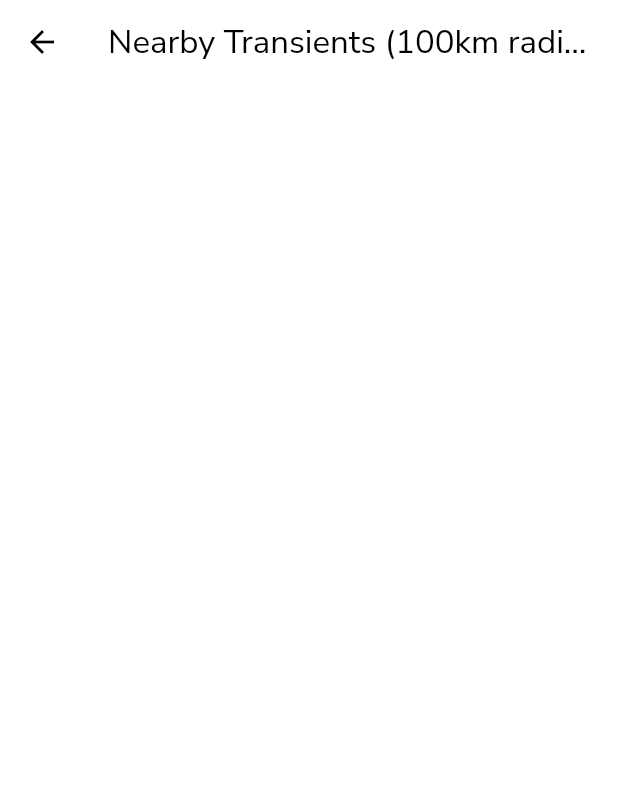
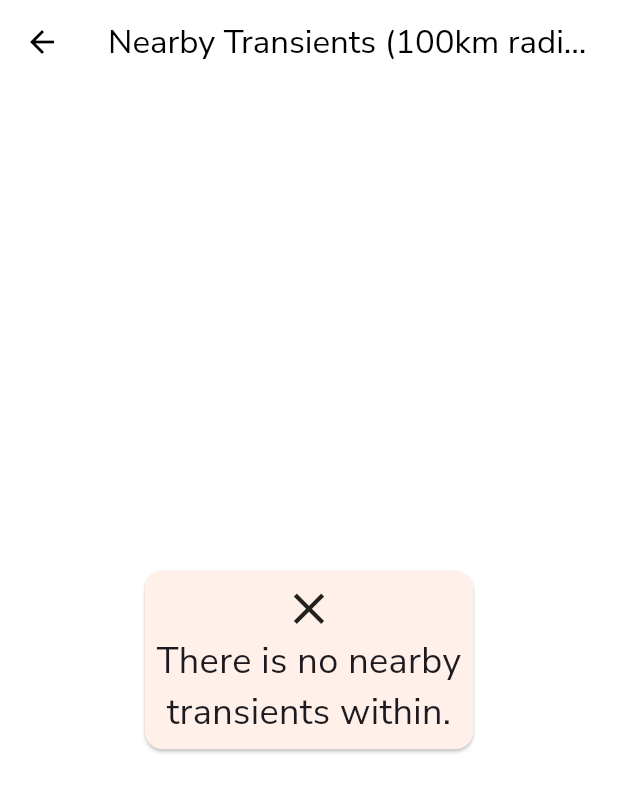
Before and after one commit to nel777/telenant, a Flutter app: the NearMeWidget screen opened directly with empty values, on a phone screen of 412 x 824 dp. Shown: the top 792 px of the screen. Run offline on Flutter 3.47's test engine with Material 3 defaults, Android fonts, the phone set to English and light mode, and no system bars; our stand-ins replace cached_network_image, carousel_slider, cloud_firestore, firebase_auth, firebase_core, firebase_storage and 8 more; missing offline and left inert: animated_rating_stars, latlng, map, textfield_search; accounts and stored records are empty.

```diff
--- a/lib/home/components/near_me_widgets.dart
+++ b/lib/home/components/near_me_widgets.dart
@@ -13,7 +13,28 @@ class NearMeWidget extends StatelessWidget {
       appBar: AppBar(
         title: Text('Nearby Transients (100km radius)'),
       ),
-      body: ListView.builder(
+      body: data.isEmpty
+          ? Center(
+              child: Card(
+                  child: Padding(
+                padding: const EdgeInsets.all(8.0),
+                child: Column(
+                  mainAxisSize: MainAxisSize.min,
+                  children: [
+                    Icon(
+                      Icons.clear,
+                      size: 35,
+                    ),
+                    Text(
+                      'There is no nearby\ntransients within.',
+                      textAlign: TextAlign.center,
+                      style: TextStyle(fontSize: 24),
+                    ),
+                  ],
+                ),
+              )),
+            )
+          : ListView.builder(
               shrinkWrap: true,
               physics: const NeverScrollableScrollPhysics(),
               // gridDelegate: const SliverGridDelegateWithMaxCrossAxisExtent(
@@ -45,16 +66,19 @@ class NearMeWidget extends StatelessWidget {
                         elevation: 5.0,
                         shape: OutlineInputBorder(
                             borderRadius: BorderRadius.circular(5),
-                        borderSide: const BorderSide(style: BorderStyle.none)),
-                    child:
-                        Row(mainAxisSize: MainAxisSize.min, children: <Widget>[
+                            borderSide:
+                                const BorderSide(style: BorderStyle.none)),
+                        child: Row(
+                            mainAxisSize: MainAxisSize.min,
+                            children: <Widget>[
                               ClipRRect(
                                   borderRadius: BorderRadius.circular(5),
                                   child: SizedBox(
                                       height: 100,
                                       width: 100,
                                       child: Image.network(
-                                data[index]['data']['cover_page'].toString(),
+                                        data[index]['data']['cover_page']
+                                            .toString(),
                                         fit: BoxFit.cover,
                                       ))),
                               Padding(
@@ -66,17 +90,20 @@ class NearMeWidget extends StatelessWidget {
                                     Text(
                                       data[index]['data']['name'].toString(),
                                       style: TextStyle(
-                                  fontSize: 18, fontWeight: FontWeight.bold),
+                                          fontSize: 18,
+                                          fontWeight: FontWeight.bold),
                                     ),
                                     Text(
-                              data[index]['data']['location'].toString(),
+                                      data[index]['data']['location']
+                                          .toString(),
                                       overflow: TextOverflow.ellipsis,
                                       softWrap: true,
                                     ),
                                     Divider(),
                                     Text(
                                       data[index]['data']['type'].toString(),
-                              style: TextStyle(fontWeight: FontWeight.w600),
+                                      style: TextStyle(
+                                          fontWeight: FontWeight.w600),
                                     ),
                                   ],
                                 ),
--- a/lib/home/homepage.dart
+++ b/lib/home/homepage.dart
@@ -10,6 +10,7 @@ import 'package:telenant/home/admin/addtransient.dart';
 import 'package:telenant/home/components/near_me_widgets.dart';
 import 'package:telenant/home/filtered.dart';
 import 'package:telenant/home/searchbox.dart';
+import 'package:telenant/home/transients_list.dart';
 import 'package:telenant/utils/filter_transients.dart';
 import 'package:textfield_search/textfield_search.dart';
 
@@ -671,9 +672,9 @@ class _HomePageState extends State<HomePage> {
                           border: OutlineInputBorder()),
                     ),
                   ),
-                  const SizedBox(
-                    height: 50,
-                  ),
+                  // const SizedBox(
+                  //   height: 50,
+                  // ),
                   ElevatedButton.icon(
                       icon: const Icon(Icons.arrow_forward_ios_rounded),
                       style: ElevatedButton.styleFrom(
@@ -681,6 +682,7 @@ class _HomePageState extends State<HomePage> {
                               borderRadius: BorderRadius.circular(20)),
                           fixedSize: const Size(double.maxFinite, 40)),
                       onPressed: () {
+                        try {
                           Map<String, int> pricerange = {
                             'min': min,
                             'max': max,
@@ -698,6 +700,14 @@ class _HomePageState extends State<HomePage> {
                               builder: ((context) => ShowFiltered(
                                     filtered: filtered,
                                   ))));
+                        } catch (e) {
+                          // Navigator.of(context).push(MaterialPageRoute(
+                          //     builder: ((context) =>
+                          //         TransientsListUnauthenticated())));
+                          ScaffoldMessenger.of(context).showSnackBar(
+                              const SnackBar(
+                                  content: Text('Fields are empty!')));
+                        }
                       },
                       label: const Text('Proceed')),
                 ],
--- a/lib/main.dart
+++ b/lib/main.dart
@@ -6,7 +6,6 @@ import 'package:telenant/home/admin/landingpage.dart';
 import 'package:telenant/home/homepage.dart';
 import 'package:telenant/home/transients_list.dart';
 import 'package:flex_color_scheme/flex_color_scheme.dart';
-import 'authentication/login.dart';
 
 Future<void> main() async {
   WidgetsFlutterBinding.ensureInitialized();
```
Also changed, not shown: pubspec.lock. Lines whose indentation alone changed are shown as unchanged.
